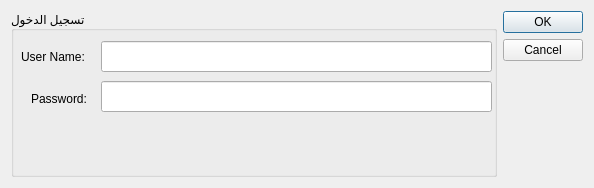
Old version of the form Mango/ui/loggindialog.ui in the repository WajdyEssam/mangotalaat.
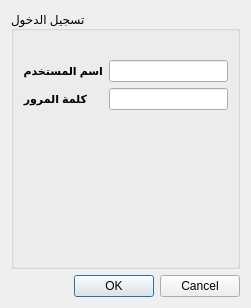
New version of the form. Icons and pictures are not drawn.

Commit message: add image in login screen

```diff
--- a/Mango/ui/loggindialog.ui
+++ b/Mango/ui/loggindialog.ui
@@ -6,12 +6,12 @@
    <rect>
     <x>0</x>
     <y>0</y>
-    <width>594</width>
-    <height>188</height>
+    <width>251</width>
+    <height>308</height>
    </rect>
   </property>
   <property name="windowTitle">
-   <string>Dialog</string>
+   <string>نظام مانقو طلعت </string>
   </property>
   <layout class="QGridLayout" name="gridLayout">
    <item row="0" column="0">
@@ -22,61 +22,56 @@
      <property name="flat">
       <bool>true</bool>
      </property>
+     <layout class="QFormLayout" name="formLayout">
+      <item row="1" column="0">
      <widget class="QLabel" name="label">
-      <property name="geometry">
-       <rect>
-        <x>10</x>
-        <y>35</y>
-        <width>71</width>
-        <height>21</height>
-       </rect>
-      </property>
       <property name="text">
-       <string>User Name:</string>
-      </property>
-     </widget>
+         <string>&lt;!DOCTYPE HTML PUBLIC &quot;-//W3C//DTD HTML 4.0//EN&quot; &quot;http://www.w3.org/TR/REC-html40/strict.dtd&quot;&gt;
+&lt;html&gt;&lt;head&gt;&lt;meta name=&quot;qrichtext&quot; content=&quot;1&quot; /&gt;&lt;style type=&quot;text/css&quot;&gt;
+p, li { white-space: pre-wrap; }
+&lt;/style&gt;&lt;/head&gt;&lt;body style=&quot; font-family:'MS Shell Dlg 2'; font-size:8.25pt; font-weight:400; font-style:normal;&quot;&gt;
+&lt;p dir='rtl' style=&quot; margin-top:0px; margin-bottom:0px; margin-left:0px; margin-right:0px; -qt-block-indent:0; text-indent:0px;&quot;&gt;&lt;span style=&quot; font-size:8pt; font-weight:600;&quot;&gt;اسم المستخدم&lt;/span&gt;&lt;/p&gt;&lt;/body&gt;&lt;/html&gt;</string>
+        </property>
+       </widget>
+      </item>
+      <item row="1" column="1">
+       <widget class="QLineEdit" name="usernameLineEdit"/>
+      </item>
+      <item row="2" column="0">
      <widget class="QLabel" name="label_2">
-      <property name="geometry">
-       <rect>
-        <x>20</x>
-        <y>80</y>
-        <width>61</width>
-        <height>16</height>
-       </rect>
-      </property>
       <property name="text">
-       <string>Password:</string>
-      </property>
-     </widget>
-     <widget class="QLineEdit" name="usernameLineEdit">
-      <property name="geometry">
-       <rect>
-        <x>90</x>
-        <y>30</y>
-        <width>391</width>
-        <height>31</height>
-       </rect>
-      </property>
-     </widget>
+         <string>&lt;!DOCTYPE HTML PUBLIC &quot;-//W3C//DTD HTML 4.0//EN&quot; &quot;http://www.w3.org/TR/REC-html40/strict.dtd&quot;&gt;
+&lt;html&gt;&lt;head&gt;&lt;meta name=&quot;qrichtext&quot; content=&quot;1&quot; /&gt;&lt;style type=&quot;text/css&quot;&gt;
+p, li { white-space: pre-wrap; }
+&lt;/style&gt;&lt;/head&gt;&lt;body style=&quot; font-family:'MS Shell Dlg 2'; font-size:8.25pt; font-weight:400; font-style:normal;&quot;&gt;
+&lt;p dir='rtl' style=&quot; margin-top:0px; margin-bottom:0px; margin-left:0px; margin-right:0px; -qt-block-indent:0; text-indent:0px;&quot;&gt;&lt;span style=&quot; font-size:8pt; font-weight:600;&quot;&gt;كلمة المرور&lt;/span&gt;&lt;/p&gt;&lt;/body&gt;&lt;/html&gt;</string>
+        </property>
+       </widget>
+      </item>
+      <item row="2" column="1">
      <widget class="QLineEdit" name="passwordLineEdit">
-      <property name="geometry">
-       <rect>
-        <x>90</x>
-        <y>70</y>
-        <width>391</width>
-        <height>31</height>
-       </rect>
-      </property>
       <property name="echoMode">
        <enum>QLineEdit::Password</enum>
       </property>
      </widget>
-    </widget>
    </item>
    <item row="0" column="1">
+       <widget class="QLabel" name="label_3">
+        <property name="text">
+         <string/>
+        </property>
+        <property name="pixmap">
+         <pixmap resource="../resources.qrc">:/images/Administrator.png</pixmap>
+        </property>
+       </widget>
+      </item>
+     </layout>
+    </widget>
+   </item>
+   <item row="1" column="0">
     <widget class="QDialogButtonBox" name="buttonBox">
      <property name="orientation">
-      <enum>Qt::Vertical</enum>
+      <enum>Qt::Horizontal</enum>
      </property>
      <property name="standardButtons">
       <set>QDialogButtonBox::Cancel|QDialogButtonBox::Ok</set>
```
Left out of the diff: 4 changed lines with no effect on the pictures. Lines whose indentation alone changed are shown as unchanged. The commit also changes 3 other files.
